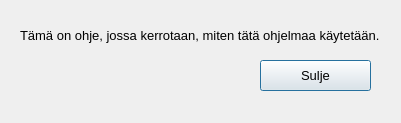
This is ohje.ui in PetteriRauhala/FitnessGUI as Qt 5 draws it before an edit. The edited form follows.
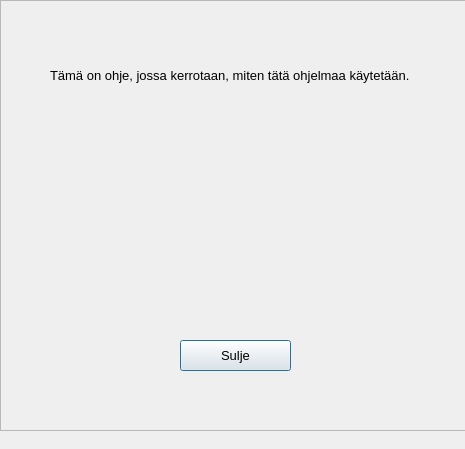
This is the edited form. Icons and pictures are not drawn.

Diff of the .ui file:
```diff
--- a/ohje.ui
+++ b/ohje.ui
@@ -6,36 +6,18 @@
    <rect>
     <x>0</x>
     <y>0</y>
-    <width>401</width>
-    <height>123</height>
+    <width>465</width>
+    <height>449</height>
    </rect>
   </property>
   <property name="windowTitle">
    <string>Dialog</string>
   </property>
-  <widget class="QLabel" name="label">
-   <property name="geometry">
-    <rect>
-     <x>20</x>
-     <y>10</y>
-     <width>371</width>
-     <height>51</height>
-    </rect>
-   </property>
-   <property name="font">
-    <font>
-     <pointsize>10</pointsize>
-    </font>
-   </property>
-   <property name="text">
-    <string>Tämä on ohje, jossa kerrotaan, miten tätä ohjelmaa käytetään.</string>
-   </property>
-  </widget>
   <widget class="QPushButton" name="closePushButton">
    <property name="geometry">
     <rect>
-     <x>260</x>
-     <y>60</y>
+     <x>180</x>
+     <y>340</y>
      <width>111</width>
      <height>31</height>
     </rect>
@@ -49,6 +31,46 @@
     <string>Sulje</string>
    </property>
   </widget>
+  <widget class="QFrame" name="frame">
+   <property name="geometry">
+    <rect>
+     <x>0</x>
+     <y>0</y>
+     <width>471</width>
+     <height>431</height>
+    </rect>
+   </property>
+   <property name="styleSheet">
+    <string notr="true">background-image: url(:/newPrefix/kuntoilutaustapieni.png);</string>
+   </property>
+   <property name="frameShape">
+    <enum>QFrame::StyledPanel</enum>
+   </property>
+   <property name="frameShadow">
+    <enum>QFrame::Raised</enum>
+   </property>
+  </widget>
+  <widget class="QLabel" name="label">
+   <property name="geometry">
+    <rect>
+     <x>50</x>
+     <y>50</y>
+     <width>371</width>
+     <height>51</height>
+    </rect>
+   </property>
+   <property name="font">
+    <font>
+     <pointsize>10</pointsize>
+    </font>
+   </property>
+   <property name="text">
+    <string>Tämä on ohje, jossa kerrotaan, miten tätä ohjelmaa käytetään.</string>
+   </property>
+  </widget>
+  <zorder>frame</zorder>
+  <zorder>closePushButton</zorder>
+  <zorder>label</zorder>
  </widget>
  <resources/>
  <connections/>
```
Left out of the diff: 4 changed lines with no effect on the pictures.
